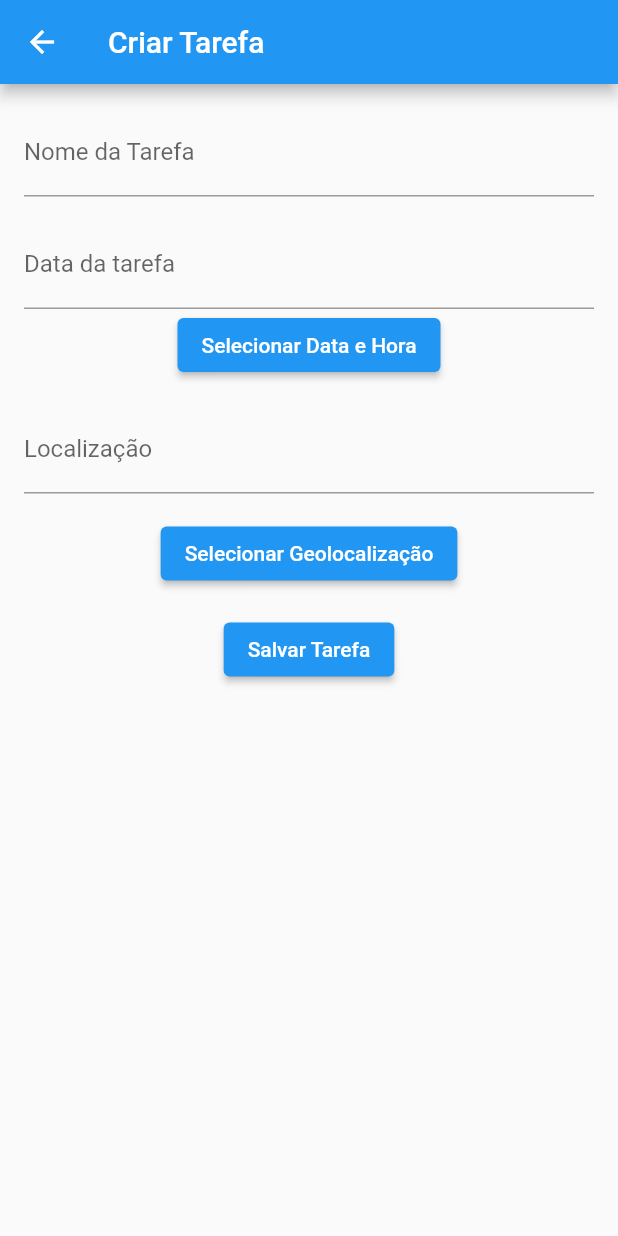
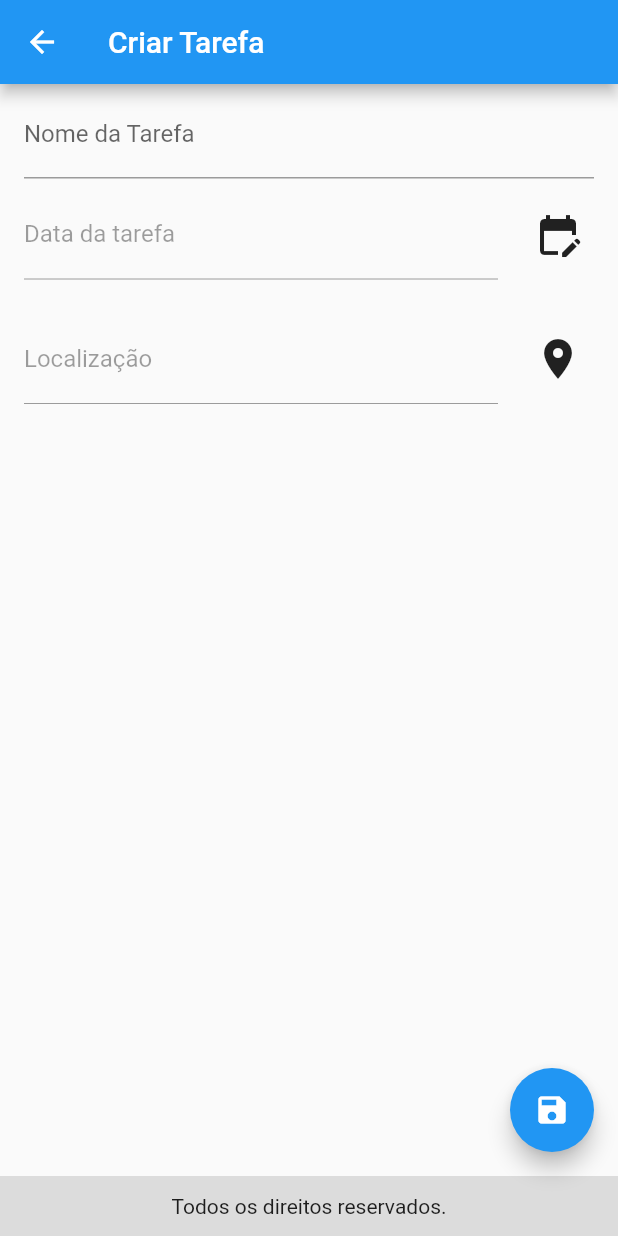
Before and after one commit to julianomatos/lista_tarefas, a Flutter app: the screen it shows after launch, after a tap on the "add" icon, on a phone screen of 412 x 824 dp. Run offline on Flutter 3.47's test engine with Material 2 defaults, Android fonts, the phone set to English and light mode, and no system bars; our stand-ins replace location.

Commit message:
Edit and delete

```diff
--- a/lib/main.dart
+++ b/lib/main.dart
@@ -1,104 +1,37 @@
 // ignore_for_file: prefer_const_constructors, library_private_types_in_public_api, use_key_in_widget_constructors
 
 import 'package:flutter/material.dart';
-import 'package:lista_compras/task_manager.dart';
-import 'screens/create_task.dart';
-import 'screens/edit_task.dart';
-import 'models/task.dart';
-
+import 'package:lista_compras/providers/task_provider.dart';
+import 'package:lista_compras/screens/create_task.dart';
+import 'package:lista_compras/screens/edit_task.dart';
+import 'package:provider/provider.dart';
+import 'routes/routes_path.dart';
+import 'screens/delete_task.dart';
+import 'screens/list_task.dart';
 
 void main() {
-  runApp(MyApp());
+  //runApp(MyApp());
+  runApp(ChangeNotifierProvider(
+      create: (context) => TaskProvider(),
+      child: MyApp(),
+    ));
 }
 
 class MyApp extends StatelessWidget {
   @override
   Widget build(BuildContext context) {
     return MaterialApp(
-      title: 'Lista de Tarefas',
       theme: ThemeData(
-        primarySwatch: Colors.blue,
-      ),
-      home: Main(),
+    primaryColor: Colors.black12,
+    secondaryHeaderColor: Colors.white,
+    // Outras definições de cores do tema...
+  ),
+      routes: {
+        RoutePaths.HOME: (context) => const ListTask(),
+        RoutePaths.TASKTCREATESCREEN: (context) => CreateTask(),
+        RoutePaths.TASKTUPDATESCREEN: (context) => EditTask(),
+        RoutePaths.TASKDELETESCREEN: (context) => DeleteTask(),
+      }
     );
   }
 }
-
-
-
-class Main extends StatefulWidget {
-  @override
-  _MainState createState() => _MainState();
-}
-
-class _MainState extends State<Main> {
-  TaskManager taskManager = TaskManager();
-  List<Task> tasks = [];
-
-  void adicionarTarefa(Task task) {
-  setState(() {
-    tasks.add(task);
-  });
-
- }
- void atualizarTarefa(Task updatedTask, int index) {
-  setState(() {
-    tasks[index] = updatedTask;
-  });
-}
-  @override
-  Widget build(BuildContext context) {
-    return Scaffold(
-      appBar: AppBar(
-        title: Text('Lista de Tarefas'),
-      ),
-      body: ListView.builder(
-  itemCount: tasks.length,
-  itemBuilder: (context, index) {
-    final task = tasks[index];
-    return ListTile(
-      title: Text(task.nome),
-      subtitle: Text(task.dataHora.toString().substring(0, 10)),
-      trailing: IconButton(
-        icon: Icon(Icons.delete),
-        onPressed: () {
-          setState(() {
-            tasks.removeAt(index);
-          });
-        },
-      ),
-      onTap: () async {
-        final result = await Navigator.push(
-          context,
-          MaterialPageRoute(
-            builder: (context) => EditTask(
-              task: task,
-              index: index,
-              callback: atualizarTarefa,),
-          ),
-        );
-        if (result != null && result is Map) {
-          final updatedTask = result['task'] as Task;
-          final updatedIndex = result['index'] as int;
-          setState(() {
-            tasks[updatedIndex] = updatedTask;
-          });
-        }
-      },
-    );
-  },
-),
-
-      floatingActionButton: FloatingActionButton(
-        child: Icon(Icons.add),
-        onPressed: () {
-          // Abra a tela de criação de tarefa
-          Navigator.push(
-            context,
-            MaterialPageRoute(builder: (context) => CreateTask(callback: adicionarTarefa,)),
-          );
-        },
-      ),
-    );
-  }
-}
--- a/lib/models/task.dart
+++ b/lib/models/task.dart
@@ -1,8 +1,8 @@
 
 class Task {
-  String nome;
-  DateTime dataHora;
-  String geolocalizacao;
+  String name;
+  DateTime date;
+  String location;
 
-  Task({required this.nome, required this.dataHora, required this.geolocalizacao});
+  Task({required this.name, required this.date, required this.location});
 }
--- a/lib/providers/task_provider.dart
+++ b/lib/providers/task_provider.dart
@@ -1,8 +1,19 @@
 import 'package:flutter/foundation.dart';
 import '../models/task.dart';
 
-class TaskManager with ChangeNotifier {
-  final List<Task> _tasks = [];
+class TaskProvider with ChangeNotifier {
+  final List<Task> _tasks = [
+    Task(
+      name: 'Terminar projeto da pós',
+      date: DateTime.now(),
+      location: '122333',
+    ),
+    Task(
+      name: 'Concluir capítulo 9 do curso',
+      date: DateTime.now(),
+      location: '454545',
+    ),
+  ];
 
   List<Task> get tasks => _tasks;
 
@@ -20,4 +31,8 @@ class TaskManager with ChangeNotifier {
     _tasks.removeAt(index);
     notifyListeners();
   }
+
+  Task showTask(int index) {
+    return _tasks[index];
+  }
 }
--- a/lib/routes/routes_path.dart
+++ b/lib/routes/routes_path.dart
@@ -2,8 +2,7 @@
 
 class RoutePaths {
   static const String HOME = '/';
-  static const String TASKSHOWSCREEN = '/task_show_screen';
-  static const String TASKTINSERTSCREEN = '/task_insert_screen';
+  static const String TASKTCREATESCREEN = '/task_create_screen';
   static const String TASKTUPDATESCREEN = '/task_update_screen';
   static const String TASKDELETESCREEN = '/task_delete_screen';
 
--- a/lib/screens/create_task.dart
+++ b/lib/screens/create_task.dart
@@ -1,58 +1,58 @@
-// ignore_for_file: prefer_const_constructors, use_build_context_synchronously, library_private_types_in_public_api, use_key_in_widget_constructors
+// ignore_for_file: prefer_const_constructors, use_build_context_synchronously, library_private_types_in_public_api, use_key_in_widget_constructors, unused_import, avoid_print, must_be_immutable
 
 import 'package:flutter/material.dart';
+import 'package:lista_compras/providers/task_provider.dart';
 import 'package:location/location.dart';
+import '../models/task.dart';
+import 'package:provider/provider.dart';
 
-import '../models/task.dart';
-
-class CreateTask extends StatefulWidget {
-  final Function(Task) callback;
-  @override
-  _CreateTaskState createState() => _CreateTaskState();
-  // ignore: prefer_const_constructors_in_immutables
-  CreateTask({required this.callback});
-}
-
-class _CreateTaskState extends State<CreateTask> {
-  // TextEditingController nomeController = TextEditingController();
+class CreateTask extends StatelessWidget {
   DateTime? selectedDateTime;
-  // Position? selectedGeolocalizacao;
   final _date = TextEditingController();
   final _name = TextEditingController();
   final _location = TextEditingController();
-  @override
-  void initState() {
-    super.initState();
-    getLocation().then((location) {
-      _location.text = location;
-    });
-  }
-
+  // @override
   @override
   Widget build(BuildContext context) {
+    return Consumer<TaskProvider>(
+      builder: (context, taskProvider, _) {
         return Scaffold(
           appBar: AppBar(
             title: Text('Criar Tarefa'),
           ),
-      body: Padding(
-        padding: EdgeInsets.all(16.0),
-        child: Column(
+          body:
+          // Padding(
+          //   padding: EdgeInsets.all(20),
+            // child:
+            Column(
               children: [
-            TextField(
+                ListTile(
+                  title: TextField(
                     controller: _name,
                     decoration: InputDecoration(
                       labelText: 'Nome da Tarefa',
                     ),
                   ),
-            SizedBox(height: 16.0),
-            TextField(
+                ),
+                // SizedBox(height: 16.0),
+                //  Row(
+                //   children: [
+                //     Expanded(
+                //       child:
+                ListTile(
+                  // 0minLeadingWidth: 0,
+                  title: TextField(
+                    enabled: false,
                     controller: _date,
                     decoration: const InputDecoration(
                       labelText: "Data da tarefa",
                     ),
                   ),
-            ElevatedButton(
-              child: Text('Selecionar Data e Hora'),
+                  trailing: IconButton(
+
+                    icon: Icon(Icons.edit_calendar),
+                    iconSize: 32,
+                    color: Colors.black87,
                     onPressed: () async {
                     final selectedDate = await showDatePicker(
                       context: context,
@@ -61,51 +61,57 @@ class _CreateTaskState extends State<CreateTask> {
                       lastDate: DateTime(2025),
                     );
                     if (selectedDate != null) {
-                  setState(() {
                       selectedDateTime = DateTime(
                         selectedDate.year,
                         selectedDate.month,
                         selectedDate.day,
-
-                      // selectedTime.hour,
-                      // selectedTime.minute,
                       );
                       _date.text = selectedDateTime.toString().substring(0, 10);
-                  });
+                      print(_date.text);
                     }
-              },
+                  }, ),
                 ),
+                // ),
                 SizedBox(height: 16.0),
-            TextField(
+
+                ListTile(
+                  title: TextField(
+                    enabled: false,
                     controller: _location,
                     decoration: const InputDecoration(
                       labelText: "Localização",
                     ),
                   ),
-            SizedBox(height: 16.0),
-            ElevatedButton(
-              child: Text('Selecionar Geolocalização'),
+                  trailing:IconButton(
+                  // style: ElevatedButton.styleFrom(
+                  //   minimumSize: Size(double.infinity, 40),
+                  // ),
+                  iconSize: 32,
+                  color: Colors.black87,
+                  icon: Icon(Icons.location_on),
                   onPressed: () async {
                     final currentPosition = await getLocation();
-                setState(() {
                     _location.text = currentPosition;
-                });
                   },
                 ),
-            SizedBox(height: 16.0),
-            ElevatedButton(
-              child: Text('Salvar Tarefa'),
+                ),
+              ],
+            // ),
+          ),
+          floatingActionButton: FloatingActionButton(
+            child: Icon(Icons.save),
             onPressed: () {
               if (_name.text.isNotEmpty &&
                   selectedDateTime != null &&
                   _location.text.isNotEmpty) {
                 final task = Task(
-                    nome: _name.text,
-                    dataHora: selectedDateTime!,
-                    geolocalizacao: _location.text,
+                  name: _name.text,
+                  date: selectedDateTime!,
+                  location: _location.text,
                 );
-                  widget.callback(task);
-                  Navigator.pop(context, task);
+
+                taskProvider.addTask(task);
+                Navigator.pop(context);
               } else {
                 showDialog(
                   context: context,
@@ -125,9 +131,15 @@ class _CreateTaskState extends State<CreateTask> {
               }
             },
           ),
-          ],
+          bottomNavigationBar: Container(
+            height: 40,
+            color: Theme.of(context).primaryColor,
+            child: Center(
+              child: Text('Todos os direitos reservados.'),
             ),
           ),
+        );
+      },
     );
   }
 
--- /dev/null
+++ b/lib/screens/list_task.dart
@@ -0,0 +1,84 @@
+// ignore_for_file: prefer_const_constructors, unused_import
+
+import 'package:flutter/material.dart';
+import 'package:lista_compras/routes/routes_path.dart';
+import '../models/task.dart';
+import '../providers/task_provider.dart';
+import 'create_task.dart';
+import 'edit_task.dart';
+import 'package:provider/provider.dart';
+
+class ListTask extends StatefulWidget {
+  const ListTask({super.key});
+
+  @override
+  State<ListTask> createState() => _ListTaskState();
+}
+
+class _ListTaskState extends State<ListTask> {
+  @override
+  Widget build(BuildContext context) {
+    // TaskProvider taskProvider = TaskProvider();
+    // List<Task> tasks = taskProvider.tasks;
+    return Consumer<TaskProvider>(
+      builder: (context, taskProvider, _) {
+        List<Task> tasks = taskProvider.tasks;
+
+        return Scaffold(
+          appBar: AppBar(
+            title: Text('Lista de Tarefas'),
+          ),
+          body: ListView.builder(
+            itemCount: tasks.length,
+            itemBuilder: (context, index) {
+              final task = tasks[index];
+              return ListTile(
+                title: Text(task.name),
+                subtitle: Text(task.date.toString().substring(0, 10)),
+                trailing: Row(
+                  mainAxisSize: MainAxisSize.min,
+                  children: [
+                    IconButton(
+                      icon: Icon(Icons.edit),
+                      onPressed: () {
+                        // Abre a tela da edição de tarefas
+                        Navigator.of(context).pushNamed(
+                          RoutePaths.TASKTUPDATESCREEN,
+                          arguments: index,
+                        );
+                      },
+                    ),
+                    IconButton(
+                      icon: Icon(Icons.delete),
+                      onPressed: () {
+                        // Abre a tela de exclusão de tarefas
+                        Navigator.of(context).pushNamed(
+                          RoutePaths.TASKDELETESCREEN,
+                          arguments: index,
+                        );
+                      },
+                    ),
+                  ],
+                ),
+              );
+            },
+          ),
+          floatingActionButton: FloatingActionButton(
+            child: Icon(Icons.add),
+            onPressed: () {
+              // Abra a tela de criação de tarefa
+              Navigator.of(context).pushNamed(RoutePaths.TASKTCREATESCREEN);
+            },
+          ),
+           bottomNavigationBar: Container(
+            height: 40,
+            color: Theme.of(context).primaryColor,
+            child: Center(
+              child: Text('Todos os direitos reservados.'),
+            ),
+          ),
+        );
+      },
+    );
+  }
+}
--- a/pubspec.yaml
+++ b/pubspec.yaml
@@ -30,11 +30,10 @@ environment:
 dependencies:
   flutter:
     sdk: flutter
-  geolocator: ^7.0.3
   provider: ^6.0.5
   http: ^0.13.6
   location: ^4.2.0
-  google_maps_flutter: ^2.2.0
+
 
 
   # The following adds the Cupertino Icons font to your application.
```
Also changed, not shown: lib/screens/delete_task.dart (added, +92 -0 lines), lib/screens/edit_task.dart (+89 -65 lines), lib/task_manager.dart (deleted, +0 -17 lines), pubspec.lock, 1 other file. Lines whose indentation alone changed are shown as unchanged.
